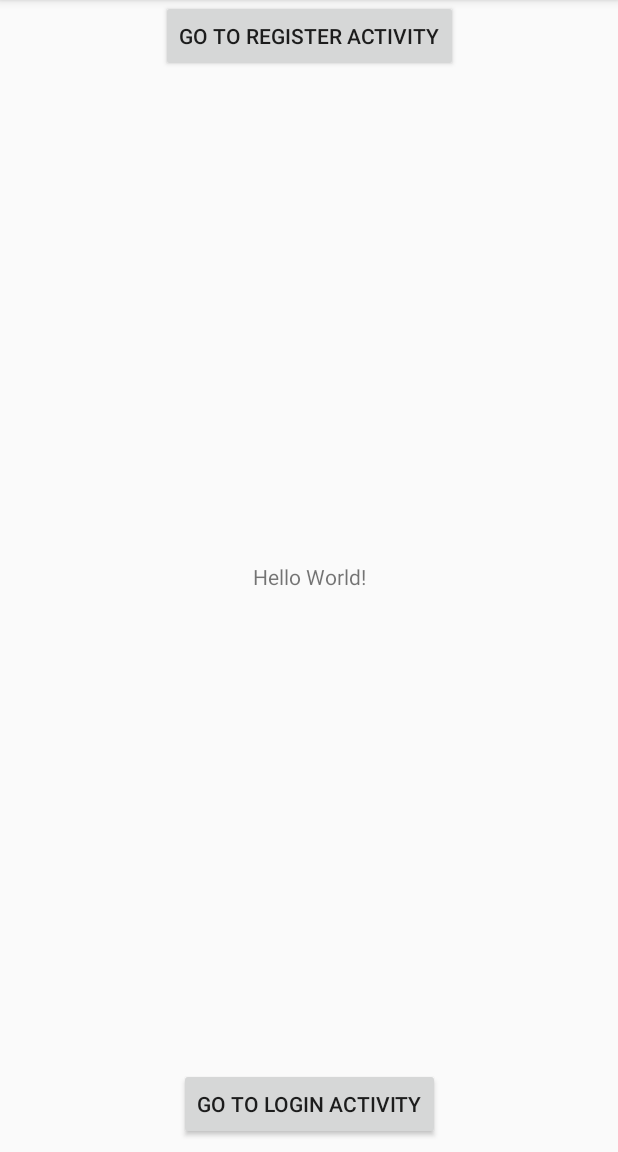
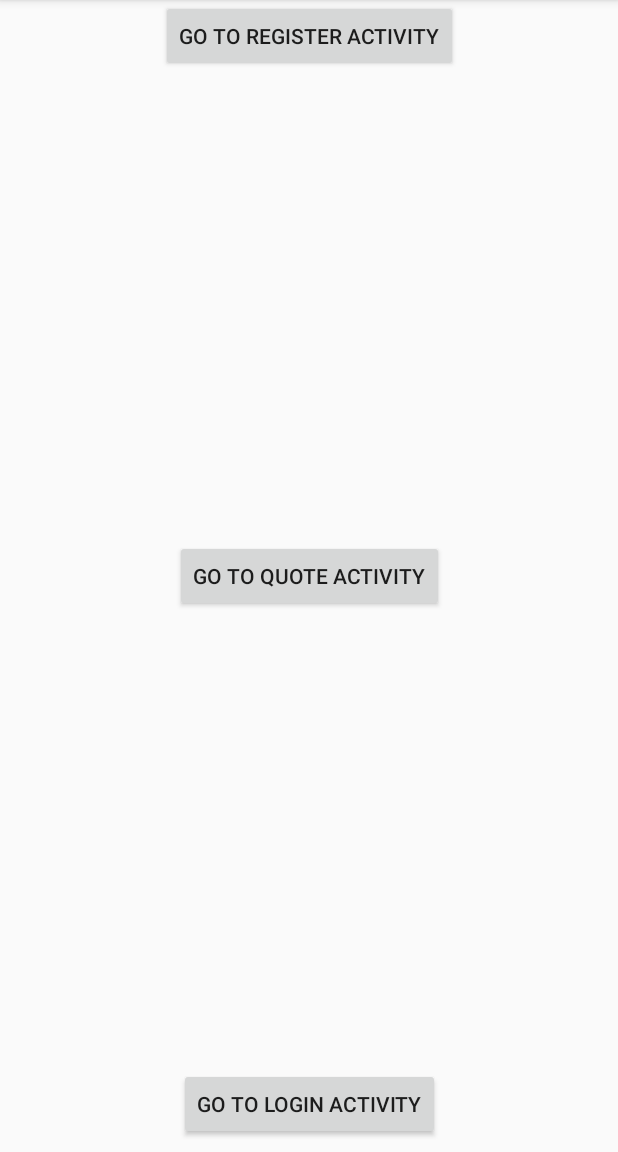
Before and after one commit to ailoaeicristina/HoroscopeApp, an Android app: the screen it shows after launch (MainActivity), on a phone screen of 412 x 824 dp, the part 84-1236 px from its top. Run offline under Robolectric (Android 15) with nearby library versions, the phone set to English and light mode, and no system bars.

Commit message:
Add daily quote by fetching data from API

```diff
--- a/app/build.gradle
+++ b/app/build.gradle
@@ -26,6 +26,10 @@ dependencies {
     //firebase storage
     implementation 'com.google.firebase:firebase-storage:16.0.1'
 
+    //retrofit
+    implementation 'com.squareup.retrofit2:retrofit:2.5.0'
+    implementation 'com.squareup.retrofit2:converter-gson:2.5.0'
+
     implementation fileTree(dir: 'libs', include: ['*.jar'])
     implementation 'com.android.support:appcompat-v7:28.0.0'
     implementation 'com.android.support:support-v4:28.0.0'
--- a/app/src/main/AndroidManifest.xml
+++ b/app/src/main/AndroidManifest.xml
@@ -3,6 +3,7 @@
     package="com.example.myhoroscope">
 
     <uses-permission android:name="android.permission.READ_EXTERNAL_STORAGE" />
+    <uses-permission android:name="android.permission.INTERNET"/>
 
     <application
         android:allowBackup="true"
@@ -11,7 +12,8 @@
         android:roundIcon="@mipmap/ic_launcher_round"
         android:supportsRtl="true"
         android:theme="@style/AppTheme">
-        <activity android:name=".Activities.LoginActivity"></activity>
+        <activity android:name=".Activities.QuoteActivity"></activity>
+        <activity android:name=".Activities.LoginActivity" />
         <activity android:name=".Activities.HomeActivity" />
         <activity android:name=".Activities.RegisterActivity" />
         <activity android:name=".Activities.MainActivity" />
--- a/app/src/main/java/com/example/myhoroscope/Activities/MainActivity.java
+++ b/app/src/main/java/com/example/myhoroscope/Activities/MainActivity.java
@@ -10,7 +10,7 @@ import com.example.myhoroscope.R;
 
 public class MainActivity extends AppCompatActivity {
 
-    Button button1, button2;
+    Button button1, button2, button3;
 
     @Override
     protected void onCreate(Bundle savedInstanceState) {
@@ -19,6 +19,7 @@ public class MainActivity extends AppCompatActivity {
 
         button1 = findViewById(R.id.registeractivity);
         button2 = findViewById(R.id.loginactivity);
+        button3 = findViewById(R.id.quoteactivity);
 
         button1.setOnClickListener(new View.OnClickListener()
         {
@@ -37,6 +38,15 @@ public class MainActivity extends AppCompatActivity {
                 openLoginActivity();
             }
         });
+
+        button3.setOnClickListener(new View.OnClickListener()
+        {
+            @Override
+            public void onClick(View v)
+            {
+                openQuoteActivity();
+            }
+        });
     }
 
     private void openLoginActivity() {
@@ -48,4 +58,9 @@ public class MainActivity extends AppCompatActivity {
         Intent intent = new Intent(this, RegisterActivity.class);
         startActivity(intent);
     }
+    public void openQuoteActivity() {
+        Intent intent = new Intent(this, QuoteActivity.class);
+        startActivity(intent);
+    }
+
 }
--- a/app/src/main/res/layout/activity_main.xml
+++ b/app/src/main/res/layout/activity_main.xml
@@ -7,6 +7,7 @@
     tools:context=".Activities.MainActivity">
 
     <TextView
+        android:id="@+id/textView"
         android:layout_width="wrap_content"
         android:layout_height="wrap_content"
         android:text="Hello World!"
@@ -37,4 +38,17 @@
         app:layout_constraintEnd_toEndOf="parent"
         app:layout_constraintStart_toStartOf="parent" />
 
+    <Button
+        android:id="@+id/quoteactivity"
+        android:layout_width="wrap_content"
+        android:layout_height="wrap_content"
+        android:layout_marginStart="8dp"
+        android:layout_marginTop="8dp"
+        android:layout_marginEnd="8dp"
+        android:text="Go to quote activity"
+        app:layout_constraintBottom_toTopOf="@+id/loginactivity"
+        app:layout_constraintEnd_toEndOf="parent"
+        app:layout_constraintStart_toStartOf="parent"
+        app:layout_constraintTop_toBottomOf="@+id/registeractivity" />
+
 </android.support.constraint.ConstraintLayout>
```
Also changed, not shown: app/src/main/java/com/example/myhoroscope/Activities/QuoteActivity.java (added, +65 -0 lines), app/src/main/java/com/example/myhoroscope/Contents.java (added, +22 -0 lines), app/src/main/java/com/example/myhoroscope/JsonPlaceHolderApi.java (added, +10 -0 lines), app/src/main/java/com/example/myhoroscope/NetworkClient.java (added, +21 -0 lines), app/src/main/java/com/example/myhoroscope/Quotes.java (added, +55 -0 lines), app/src/main/java/com/example/myhoroscope/WResponse.java (added, +20 -0 lines), app/src/main/res/layout/activity_quote.xml (added, +14 -0 lines).
